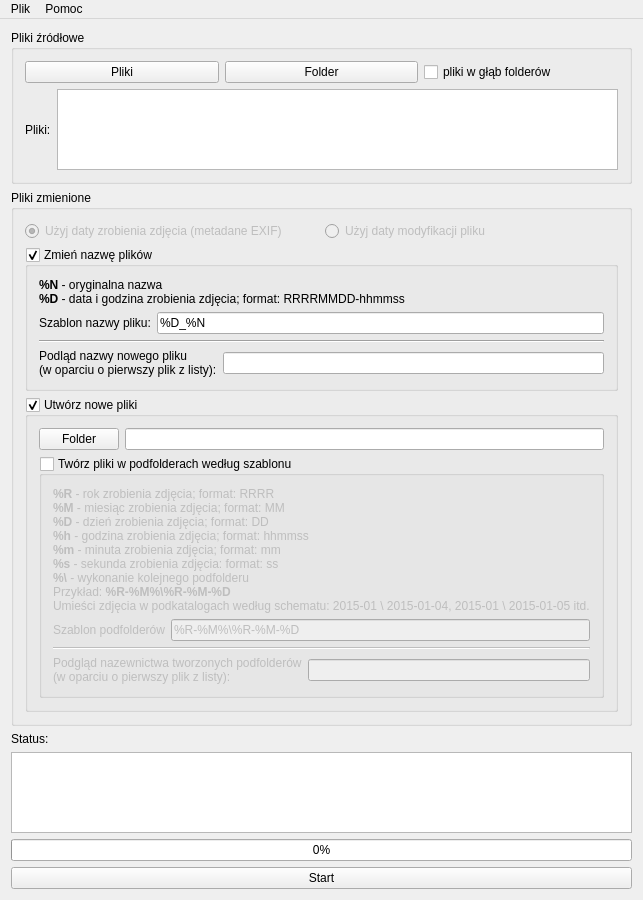
killdaclick/photodateorganizer, file PhotoDateOrganizer/MainWindow.ui: the form before one commit.
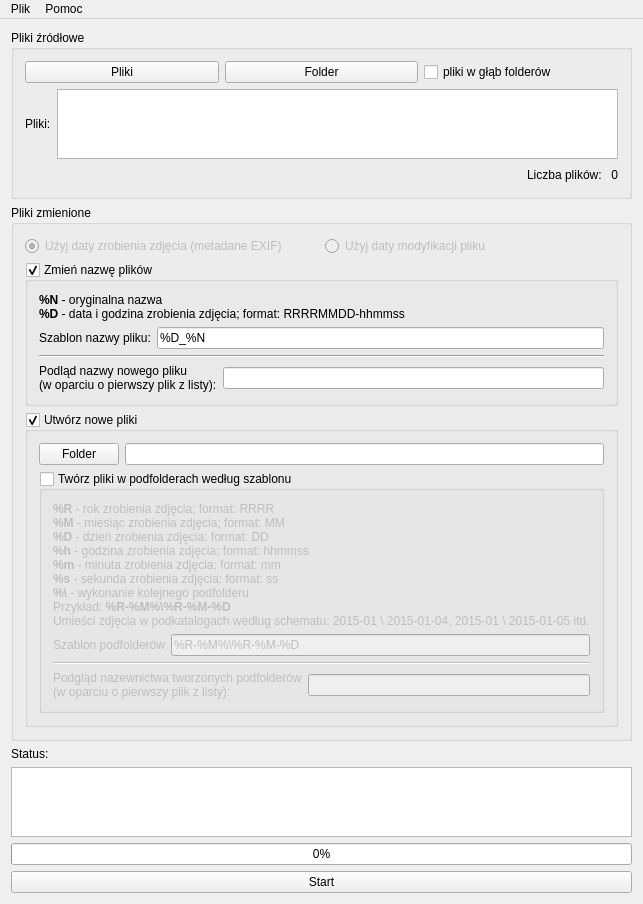
The form after the commit.

Diff of the .ui file:
```diff
--- a/PhotoDateOrganizer/MainWindow.ui
+++ b/PhotoDateOrganizer/MainWindow.ui
@@ -73,6 +73,46 @@
          </item>
         </layout>
        </item>
+       <item>
+        <layout class="QHBoxLayout" name="horizontalLayout_10">
+         <property name="topMargin">
+          <number>0</number>
+         </property>
+         <item>
+          <spacer name="horizontalSpacer">
+           <property name="orientation">
+            <enum>Qt::Horizontal</enum>
+           </property>
+           <property name="sizeHint" stdset="0">
+            <size>
+             <width>40</width>
+             <height>20</height>
+            </size>
+           </property>
+          </spacer>
+         </item>
+         <item>
+          <widget class="QLabel" name="label_9">
+           <property name="text">
+            <string>Liczba plików: </string>
+           </property>
+           <property name="alignment">
+            <set>Qt::AlignRight|Qt::AlignTrailing|Qt::AlignVCenter</set>
+           </property>
+          </widget>
+         </item>
+         <item>
+          <widget class="QLabel" name="filesCnt">
+           <property name="text">
+            <string>0</string>
+           </property>
+           <property name="alignment">
+            <set>Qt::AlignRight|Qt::AlignTrailing|Qt::AlignVCenter</set>
+           </property>
+          </widget>
+         </item>
+        </layout>
+       </item>
       </layout>
      </widget>
     </item>
```
